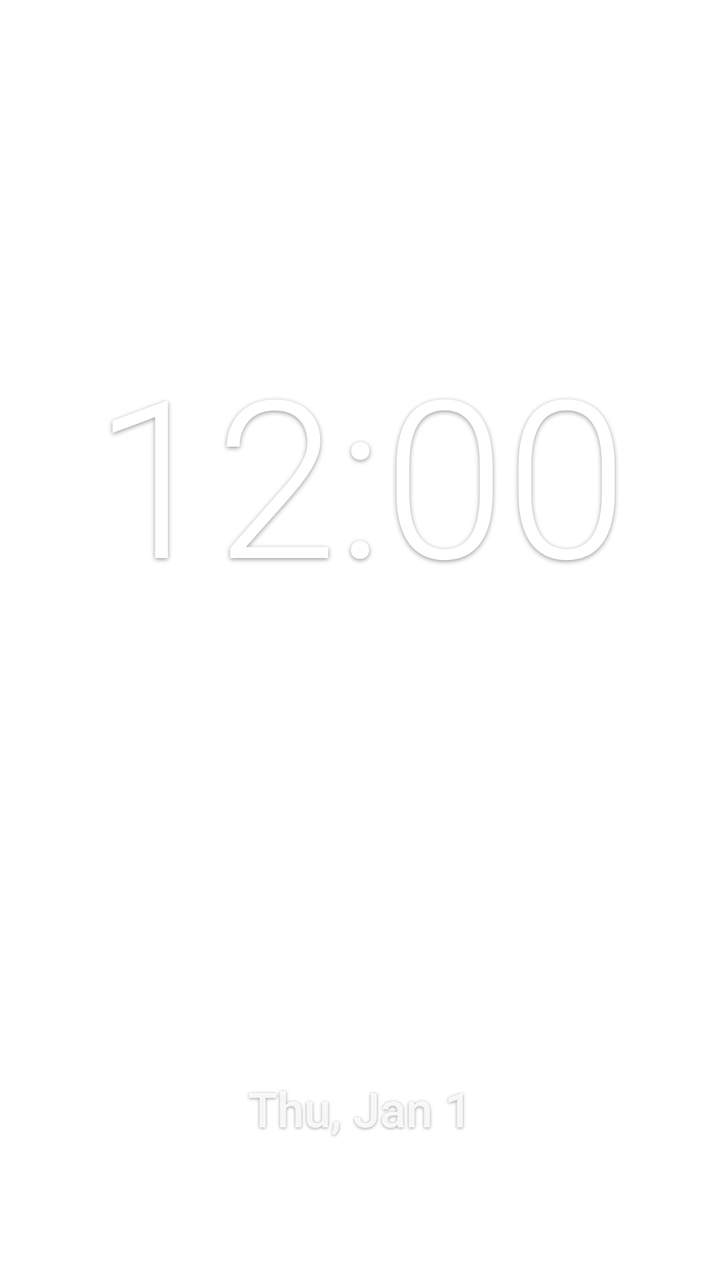
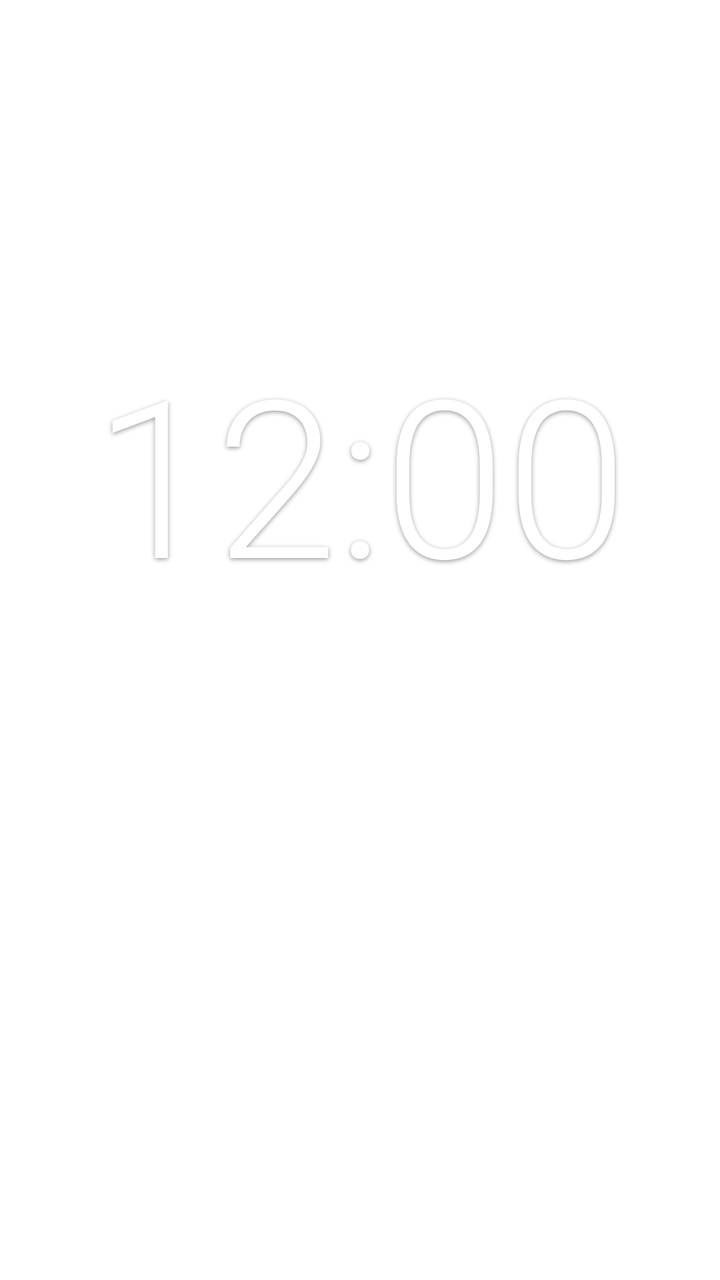

Screens rendered from an Android XML layout before and after an edit, with the pre-edit source and the edit as a unified diff.
<!-- AndroidManifest.xml: application theme Theme.OneUI.Home -->
<!-- res/layout/widget_clock.xml -->
<?xml version="1.0" encoding="utf-8"?>
<LinearLayout xmlns:android="http://schemas.android.com/apk/res/android"
    android:id="@+id/widget_root"
    android:layout_width="match_parent"
    android:layout_height="match_parent"
    android:gravity="center"
    android:orientation="vertical"
    android:paddingLeft="10dp"
    android:paddingTop="6dp"
    android:paddingRight="10dp"
    android:paddingBottom="6dp">

    <TextClock
        android:id="@+id/clock_time"
        android:layout_width="match_parent"
        android:layout_height="0dp"
        android:layout_weight="3"
        android:autoSizeMaxTextSize="110sp"
        android:autoSizeMinTextSize="14sp"
        android:autoSizeStepGranularity="2sp"
        android:autoSizeTextType="uniform"
        android:fontFamily="sans-serif-light"
        android:format12Hour="h:mm"
        android:format24Hour="HH:mm"
        android:gravity="center"
        android:includeFontPadding="false"
        android:maxLines="1"
        android:shadowColor="#66000000"
        android:shadowDx="0"
        android:shadowDy="2"
        android:shadowRadius="6"
        android:textColor="#FFFFFFFF" />

    <TextClock
        android:id="@+id/clock_date"
        android:layout_width="match_parent"
        android:layout_height="0dp"
        android:layout_weight="1"
        android:autoSizeMaxTextSize="24sp"
        android:autoSizeMinTextSize="8sp"
        android:autoSizeStepGranularity="1sp"
        android:autoSizeTextType="uniform"
        android:fontFamily="sans-serif-medium"
        android:format12Hour="EEE, MMM d"
        android:format24Hour="EEE, MMM d"
        android:gravity="center"
        android:includeFontPadding="false"
        android:maxLines="1"
        android:shadowColor="#66000000"
        android:shadowDx="0"
        android:shadowDy="1"
        android:shadowRadius="4"
        android:textColor="#E6FFFFFF" />

</LinearLayout>
<!-- resources referenced by this layout -->
<resources>
  <style name="Theme.OneUI.Home" parent="Theme.OneUI.Home.Base" />
  <style name="Theme.OneUI.Home.Base" parent="@android:style/Theme.Material.Wallpaper.NoTitleBar">
          <item name="android:windowShowWallpaper">true</item>
          <item name="android:windowBackground">@android:color/transparent</item>
          <item name="android:colorBackgroundCacheHint">@null</item>
          <item name="android:windowDrawsSystemBarBackgrounds">true</item>
          <item name="android:statusBarColor">@android:color/transparent</item>
          <item name="android:navigationBarColor">@android:color/transparent</item>
      </style>
</resources>

<!-- the commit's change to res/layout/widget_clock.xml (unified diff, before → after) -->
@@ -1,17 +1,23 @@
 <?xml version="1.0" encoding="utf-8"?>
-<LinearLayout xmlns:android="http://schemas.android.com/apk/res/android"
+<FrameLayout xmlns:android="http://schemas.android.com/apk/res/android"
     android:id="@+id/widget_root"
     android:layout_width="match_parent"
     android:layout_height="match_parent"
-    android:gravity="center"
-    android:orientation="vertical"
     android:paddingLeft="10dp"
     android:paddingTop="6dp"
     android:paddingRight="10dp"
     android:paddingBottom="6dp">
 
-    <TextClock
-        android:id="@+id/clock_time"
+    <LinearLayout
+        android:id="@+id/clock_box_0"
+        android:layout_width="match_parent"
+        android:layout_height="match_parent"
+        android:gravity="center"
+        android:orientation="vertical"
+        android:visibility="visible">
+
+    <TextClock
+        android:id="@+id/clock_time_0"
         android:layout_width="match_parent"
         android:layout_height="0dp"
         android:layout_weight="3"
@@ -24,32 +30,468 @@
         android:format24Hour="HH:mm"
         android:gravity="center"
         android:includeFontPadding="false"
-        android:maxLines="1"
-        android:shadowColor="#66000000"
-        android:shadowDx="0"
-        android:shadowDy="2"
-        android:shadowRadius="6"
-        android:textColor="#FFFFFFFF" />
-
-    <TextClock
-        android:id="@+id/clock_date"
-        android:layout_width="match_parent"
-        android:layout_height="0dp"
-        android:layout_weight="1"
-        android:autoSizeMaxTextSize="24sp"
-        android:autoSizeMinTextSize="8sp"
-        android:autoSizeStepGranularity="1sp"
+        android:maxLines="2"
+        android:shadowColor="#66000000"
+        android:shadowDx="0"
+        android:shadowDy="2"
+        android:shadowRadius="6"
+        android:textColor="#FFFFFFFF" />
+
+    <TextClock
+        android:id="@+id/clock_date_0"
+        android:layout_width="match_parent"
+        android:layout_height="0dp"
+        android:layout_weight="1"
+        android:autoSizeMaxTextSize="24sp"
+        android:autoSizeMinTextSize="8sp"
+        android:autoSizeStepGranularity="1sp"
+        android:autoSizeTextType="uniform"
+        android:fontFamily="sans-serif-light"
+        android:format12Hour="EEE, MMM d"
+        android:format24Hour="EEE, MMM d"
+        android:gravity="center"
+        android:includeFontPadding="false"
+        android:maxLines="1"
+        android:textColor="#E6FFFFFF" />
+
+    </LinearLayout>
+
+    <LinearLayout
+        android:id="@+id/clock_box_1"
+        android:layout_width="match_parent"
+        android:layout_height="match_parent"
+        android:gravity="center"
+        android:orientation="vertical"
+        android:visibility="gone">
+
+    <TextClock
+        android:id="@+id/clock_time_1"
+        android:layout_width="match_parent"
+        android:layout_height="0dp"
+        android:layout_weight="3"
+        android:autoSizeMaxTextSize="110sp"
+        android:autoSizeMinTextSize="14sp"
+        android:autoSizeStepGranularity="2sp"
+        android:autoSizeTextType="uniform"
+        android:fontFamily="sans-serif-thin"
+        android:format12Hour="h:mm"
+        android:format24Hour="HH:mm"
+        android:gravity="center"
+        android:includeFontPadding="false"
+        android:maxLines="2"
+        android:shadowColor="#66000000"
+        android:shadowDx="0"
+        android:shadowDy="2"
+        android:shadowRadius="6"
+        android:textColor="#FFFFFFFF" />
+
+    <TextClock
+        android:id="@+id/clock_date_1"
+        android:layout_width="match_parent"
+        android:layout_height="0dp"
+        android:layout_weight="1"
+        android:autoSizeMaxTextSize="24sp"
+        android:autoSizeMinTextSize="8sp"
+        android:autoSizeStepGranularity="1sp"
+        android:autoSizeTextType="uniform"
+        android:fontFamily="sans-serif-thin"
+        android:format12Hour="EEE, MMM d"
+        android:format24Hour="EEE, MMM d"
+        android:gravity="center"
+        android:includeFontPadding="false"
+        android:maxLines="1"
+        android:textColor="#E6FFFFFF" />
+
+    </LinearLayout>
+
+    <LinearLayout
+        android:id="@+id/clock_box_2"
+        android:layout_width="match_parent"
+        android:layout_height="match_parent"
+        android:gravity="center"
+        android:orientation="vertical"
+        android:visibility="gone">
+
+    <TextClock
+        android:id="@+id/clock_time_2"
+        android:layout_width="match_parent"
+        android:layout_height="0dp"
+        android:layout_weight="3"
+        android:autoSizeMaxTextSize="110sp"
+        android:autoSizeMinTextSize="14sp"
+        android:autoSizeStepGranularity="2sp"
+        android:autoSizeTextType="uniform"
+        android:fontFamily="sans-serif"
+        android:format12Hour="h:mm"
+        android:format24Hour="HH:mm"
+        android:gravity="center"
+        android:includeFontPadding="false"
+        android:maxLines="2"
+        android:shadowColor="#66000000"
+        android:shadowDx="0"
+        android:shadowDy="2"
+        android:shadowRadius="6"
+        android:textColor="#FFFFFFFF" />
+
+    <TextClock
+        android:id="@+id/clock_date_2"
+        android:layout_width="match_parent"
+        android:layout_height="0dp"
+        android:layout_weight="1"
+        android:autoSizeMaxTextSize="24sp"
+        android:autoSizeMinTextSize="8sp"
+        android:autoSizeStepGranularity="1sp"
+        android:autoSizeTextType="uniform"
+        android:fontFamily="sans-serif"
+        android:format12Hour="EEE, MMM d"
+        android:format24Hour="EEE, MMM d"
+        android:gravity="center"
+        android:includeFontPadding="false"
+        android:maxLines="1"
+        android:textColor="#E6FFFFFF" />
+
+    </LinearLayout>
+
+    <LinearLayout
+        android:id="@+id/clock_box_3"
+        android:layout_width="match_parent"
+        android:layout_height="match_parent"
+        android:gravity="center"
+        android:orientation="vertical"
+        android:visibility="gone">
+
+    <TextClock
+        android:id="@+id/clock_time_3"
+        android:layout_width="match_parent"
+        android:layout_height="0dp"
+        android:layout_weight="3"
+        android:autoSizeMaxTextSize="110sp"
+        android:autoSizeMinTextSize="14sp"
+        android:autoSizeStepGranularity="2sp"
         android:autoSizeTextType="uniform"
         android:fontFamily="sans-serif-medium"
-        android:format12Hour="EEE, MMM d"
-        android:format24Hour="EEE, MMM d"
-        android:gravity="center"
-        android:includeFontPadding="false"
-        android:maxLines="1"
-        android:shadowColor="#66000000"
-        android:shadowDx="0"
-        android:shadowDy="1"
-        android:shadowRadius="4"
-        android:textColor="#E6FFFFFF" />
-
-</LinearLayout>
+        android:format12Hour="h:mm"
+        android:format24Hour="HH:mm"
+        android:gravity="center"
+        android:includeFontPadding="false"
+        android:maxLines="2"
+        android:shadowColor="#66000000"
+        android:shadowDx="0"
+        android:shadowDy="2"
+        android:shadowRadius="6"
+        android:textColor="#FFFFFFFF" />
+
+    <TextClock
+        android:id="@+id/clock_date_3"
+        android:layout_width="match_parent"
+        android:layout_height="0dp"
+        android:layout_weight="1"
+        android:autoSizeMaxTextSize="24sp"
+        android:autoSizeMinTextSize="8sp"
+        android:autoSizeStepGranularity="1sp"
+        android:autoSizeTextType="uniform"
+        android:fontFamily="sans-serif-medium"
+        android:format12Hour="EEE, MMM d"
+        android:format24Hour="EEE, MMM d"
+        android:gravity="center"
+        android:includeFontPadding="false"
+        android:maxLines="1"
+        android:textColor="#E6FFFFFF" />
+
+    </LinearLayout>
+
+    <LinearLayout
+        android:id="@+id/clock_box_4"
+        android:layout_width="match_parent"
+        android:layout_height="match_parent"
+        android:gravity="center"
+        android:orientation="vertical"
+        android:visibility="gone">
+
+    <TextClock
+        android:id="@+id/clock_time_4"
+        android:layout_width="match_parent"
+        android:layout_height="0dp"
+        android:layout_weight="3"
+        android:autoSizeMaxTextSize="110sp"
+        android:autoSizeMinTextSize="14sp"
+        android:autoSizeStepGranularity="2sp"
+        android:autoSizeTextType="uniform"
+        android:fontFamily="sans-serif"
+        android:format12Hour="h:mm"
+        android:format24Hour="HH:mm"
+        android:gravity="center"
+        android:includeFontPadding="false"
+        android:maxLines="2"
+        android:shadowColor="#66000000"
+        android:shadowDx="0"
+        android:shadowDy="2"
+        android:shadowRadius="6"
+        android:textStyle="bold"
+        android:textColor="#FFFFFFFF" />
+
+    <TextClock
+        android:id="@+id/clock_date_4"
+        android:layout_width="match_parent"
+        android:layout_height="0dp"
+        android:layout_weight="1"
+        android:autoSizeMaxTextSize="24sp"
+        android:autoSizeMinTextSize="8sp"
+        android:autoSizeStepGranularity="1sp"
+        android:autoSizeTextType="uniform"
+        android:fontFamily="sans-serif"
+        android:format12Hour="EEE, MMM d"
+        android:format24Hour="EEE, MMM d"
+        android:gravity="center"
+        android:includeFontPadding="false"
+        android:maxLines="1"
+        android:textStyle="bold"
+        android:textColor="#E6FFFFFF" />
+
+    </LinearLayout>
+
+    <LinearLayout
+        android:id="@+id/clock_box_5"
+        android:layout_width="match_parent"
+        android:layout_height="match_parent"
+        android:gravity="center"
+        android:orientation="vertical"
+        android:visibility="gone">
+
+    <TextClock
+        android:id="@+id/clock_time_5"
+        android:layout_width="match_parent"
+        android:layout_height="0dp"
+        android:layout_weight="3"
+        android:autoSizeMaxTextSize="110sp"
+        android:autoSizeMinTextSize="14sp"
+        android:autoSizeStepGranularity="2sp"
+        android:autoSizeTextType="uniform"
+        android:fontFamily="sans-serif-black"
+        android:format12Hour="h:mm"
+        android:format24Hour="HH:mm"
+        android:gravity="center"
+        android:includeFontPadding="false"
+        android:maxLines="2"
+        android:shadowColor="#66000000"
+        android:shadowDx="0"
+        android:shadowDy="2"
+        android:shadowRadius="6"
+        android:textColor="#FFFFFFFF" />
+
+    <TextClock
+        android:id="@+id/clock_date_5"
+        android:layout_width="match_parent"
+        android:layout_height="0dp"
+        android:layout_weight="1"
+        android:autoSizeMaxTextSize="24sp"
+        android:autoSizeMinTextSize="8sp"
+        android:autoSizeStepGranularity="1sp"
+        android:autoSizeTextType="uniform"
+        android:fontFamily="sans-serif-black"
+        android:format12Hour="EEE, MMM d"
+        android:format24Hour="EEE, MMM d"
+        android:gravity="center"
+        android:includeFontPadding="false"
+        android:maxLines="1"
+        android:textColor="#E6FFFFFF" />
+
+    </LinearLayout>
+
+    <LinearLayout
+        android:id="@+id/clock_box_6"
+        android:layout_width="match_parent"
+        android:layout_height="match_parent"
+        android:gravity="center"
+        android:orientation="vertical"
+        android:visibility="gone">
+
+    <TextClock
+        android:id="@+id/clock_time_6"
+        android:layout_width="match_parent"
+        android:layout_height="0dp"
+        android:layout_weight="3"
+        android:autoSizeMaxTextSize="110sp"
+        android:autoSizeMinTextSize="14sp"
+        android:autoSizeStepGranularity="2sp"
+        android:autoSizeTextType="uniform"
+        android:fontFamily="sans-serif-condensed"
+        android:format12Hour="h:mm"
+        android:format24Hour="HH:mm"
+        android:gravity="center"
+        android:includeFontPadding="false"
+        android:maxLines="2"
+        android:shadowColor="#66000000"
+        android:shadowDx="0"
+        android:shadowDy="2"
+        android:shadowRadius="6"
+        android:textStyle="bold"
+        android:textColor="#FFFFFFFF" />
+
+    <TextClock
+        android:id="@+id/clock_date_6"
+        android:layout_width="match_parent"
+        android:layout_height="0dp"
+        android:layout_weight="1"
+        android:autoSizeMaxTextSize="24sp"
+        android:autoSizeMinTextSize="8sp"
+        android:autoSizeStepGranularity="1sp"
+        android:autoSizeTextType="uniform"
+        android:fontFamily="sans-serif-condensed"
+        android:format12Hour="EEE, MMM d"
+        android:format24Hour="EEE, MMM d"
+        android:gravity="center"
+        android:includeFontPadding="false"
+        android:maxLines="1"
+        android:textStyle="bold"
+        android:textColor="#E6FFFFFF" />
+
+    </LinearLayout>
+
+    <LinearLayout
+        android:id="@+id/clock_box_7"
+        android:layout_width="match_parent"
+        android:layout_height="match_parent"
+        android:gravity="center"
+        android:orientation="vertical"
+        android:visibility="gone">
+
+    <TextClock
+        android:id="@+id/clock_time_7"
+        android:layout_width="match_parent"
+        android:layout_height="0dp"
+        android:layout_weight="3"
+        android:autoSizeMaxTextSize="110sp"
+        android:autoSizeMinTextSize="14sp"
+        android:autoSizeStepGranularity="2sp"
+        android:autoSizeTextType="uniform"
+        android:fontFamily="serif"
+        android:format12Hour="h:mm"
+        android:format24Hour="HH:mm"
+        android:gravity="center"
+        android:includeFontPadding="false"
+        android:maxLines="2"
+        android:shadowColor="#66000000"
+        android:shadowDx="0"
+        android:shadowDy="2"
+        android:shadowRadius="6"
+        android:textStyle="bold"
+        android:textColor="#FFFFFFFF" />
+
+    <TextClock
+        android:id="@+id/clock_date_7"
+        android:layout_width="match_parent"
+        android:layout_height="0dp"
+        android:layout_weight="1"
+        android:autoSizeMaxTextSize="24sp"
+        android:autoSizeMinTextSize="8sp"
+        android:autoSizeStepGranularity="1sp"
+        android:autoSizeTextType="uniform"
+        android:fontFamily="serif"
+        android:format12Hour="EEE, MMM d"
+        android:format24Hour="EEE, MMM d"
+        android:gravity="center"
+        android:includeFontPadding="false"
+        android:maxLines="1"
+        android:textStyle="bold"
+        android:textColor="#E6FFFFFF" />
+
+    </LinearLayout>
+
+    <LinearLayout
+        android:id="@+id/clock_box_8"
+        android:layout_width="match_parent"
+        android:layout_height="match_parent"
+        android:gravity="center"
+        android:orientation="vertical"
+        android:visibility="gone">
+
+    <TextClock
+        android:id="@+id/clock_time_8"
+        android:layout_width="match_parent"
+        android:layout_height="0dp"
+        android:layout_weight="3"
+        android:autoSizeMaxTextSize="110sp"
+        android:autoSizeMinTextSize="14sp"
+        android:autoSizeStepGranularity="2sp"
+        android:autoSizeTextType="uniform"
+        android:fontFamily="casual"
+        android:format12Hour="h:mm"
+        android:format24Hour="HH:mm"
+        android:gravity="center"
+        android:includeFontPadding="false"
+        android:maxLines="2"
+        android:shadowColor="#66000000"
+        android:shadowDx="0"
+        android:shadowDy="2"
+        android:shadowRadius="6"
+        android:textColor="#FFFFFFFF" />
+
+    <TextClock
+        android:id="@+id/clock_date_8"
+        android:layout_width="match_parent"
+        android:layout_height="0dp"
+        android:layout_weight="1"
+        android:autoSizeMaxTextSize="24sp"
+        android:autoSizeMinTextSize="8sp"
+        android:autoSizeStepGranularity="1sp"
+        android:autoSizeTextType="uniform"
+        android:fontFamily="casual"
+        android:format12Hour="EEE, MMM d"
+        android:format24Hour="EEE, MMM d"
+        android:gravity="center"
+        android:includeFontPadding="false"
+        android:maxLines="1"
+        android:textColor="#E6FFFFFF" />
+
+    </LinearLayout>
+
+    <LinearLayout
+        android:id="@+id/clock_box_9"
+        android:layout_width="match_parent"
+        android:layout_height="match_parent"
+        android:gravity="center"
+        android:orientation="vertical"
+        android:visibility="gone">
+
+    <TextClock
+        android:id="@+id/clock_time_9"
+        android:layout_width="match_parent"
+        android:layout_height="0dp"
+        android:layout_weight="3"
+        android:autoSizeMaxTextSize="110sp"
+        android:autoSizeMinTextSize="14sp"
+        android:autoSizeStepGranularity="2sp"
+        android:autoSizeTextType="uniform"
+        android:fontFamily="cursive"
+        android:format12Hour="h:mm"
+        android:format24Hour="HH:mm"
+        android:gravity="center"
+        android:includeFontPadding="false"
+        android:maxLines="2"
+        android:shadowColor="#66000000"
+        android:shadowDx="0"
+        android:shadowDy="2"
+        android:shadowRadius="6"
+        android:textColor="#FFFFFFFF" />
+
+    <TextClock
+        android:id="@+id/clock_date_9"
+        android:layout_width="match_parent"
+        android:layout_height="0dp"
+        android:layout_weight="1"
+        android:autoSizeMaxTextSize="24sp"
+        android:autoSizeMinTextSize="8sp"
+        android:autoSizeStepGranularity="1sp"
+        android:autoSizeTextType="uniform"
+        android:fontFamily="cursive"
+        android:format12Hour="EEE, MMM d"
+        android:format24Hour="EEE, MMM d"
+        android:gravity="center"
+        android:includeFontPadding="false"
+        android:maxLines="1"
+        android:textColor="#E6FFFFFF" />
+
+    </LinearLayout>
+
+</FrameLayout>
